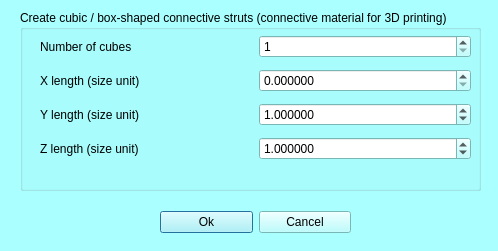
morphomuseum/MorphoDig, file MorphoDig/Qt/mqIcosahedronDialog.ui: the form before one commit.
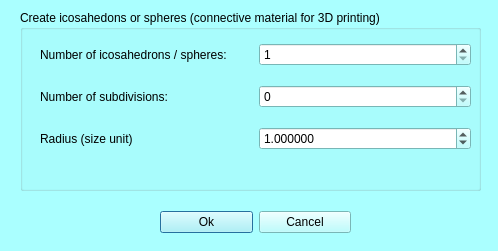
The form after the commit.

Commit message: Icosahedron / sphere works.

```diff
--- a/MorphoDig/Qt/mqIcosahedronDialog.ui
+++ b/MorphoDig/Qt/mqIcosahedronDialog.ui
@@ -464,7 +464,7 @@
     </rect>
    </property>
    <property name="title">
-    <string>Create cubic / box-shaped connective struts (connective material for 3D printing)</string>
+    <string>Create icosahedons or spheres (connective material for 3D printing)</string>
    </property>
    <widget class="QWidget" name="verticalLayoutWidget">
     <property name="geometry">
@@ -481,7 +481,7 @@
        <item>
         <widget class="QLabel" name="label_6">
          <property name="text">
-          <string>Number of cubes</string>
+          <string>Number of icosahedrons / spheres:</string>
          </property>
         </widget>
        </item>
@@ -499,20 +499,17 @@
        <item>
         <widget class="QLabel" name="label_2">
          <property name="text">
-          <string>X length (size unit)</string>
+          <string>Number of subdivisions:</string>
          </property>
         </widget>
        </item>
        <item>
-        <widget class="QDoubleSpinBox" name="sizeX">
-         <property name="enabled">
-          <bool>true</bool>
+        <widget class="QSpinBox" name="subdivisions">
+         <property name="minimum">
+          <number>0</number>
          </property>
-         <property name="toolTip">
-          <string>This value defines, for each point of the surface, the size of the sphere centered on that point which will be used to estimate local complexity</string>
-         </property>
-         <property name="decimals">
-          <number>6</number>
+         <property name="value">
+          <number>0</number>
          </property>
         </widget>
        </item>
@@ -523,42 +520,12 @@
        <item>
         <widget class="QLabel" name="label_3">
          <property name="text">
-          <string>Y length (size unit)</string>
+          <string>Radius (size unit)</string>
          </property>
         </widget>
        </item>
        <item>
-        <widget class="QDoubleSpinBox" name="sizeY">
-         <property name="decimals">
-          <number>6</number>
-         </property>
-         <property name="minimum">
-          <double>0.000000000000000</double>
-         </property>
-         <property name="maximum">
-          <double>100.000000000000000</double>
-         </property>
-         <property name="singleStep">
-          <double>0.500000000000000</double>
-         </property>
-         <property name="value">
-          <double>1.000000000000000</double>
-         </property>
-        </widget>
-       </item>
-      </layout>
-     </item>
-     <item>
-      <layout class="QHBoxLayout" name="horizontalLayout_4">
-       <item>
-        <widget class="QLabel" name="label_4">
-         <property name="text">
-          <string>Z length (size unit)</string>
-         </property>
-        </widget>
-       </item>
-       <item>
-        <widget class="QDoubleSpinBox" name="sizeZ">
+        <widget class="QDoubleSpinBox" name="radius">
          <property name="decimals">
           <number>6</number>
          </property>
```
Left out of the diff: 6 changed lines with no effect on the pictures. The commit also changes 8 other files.
